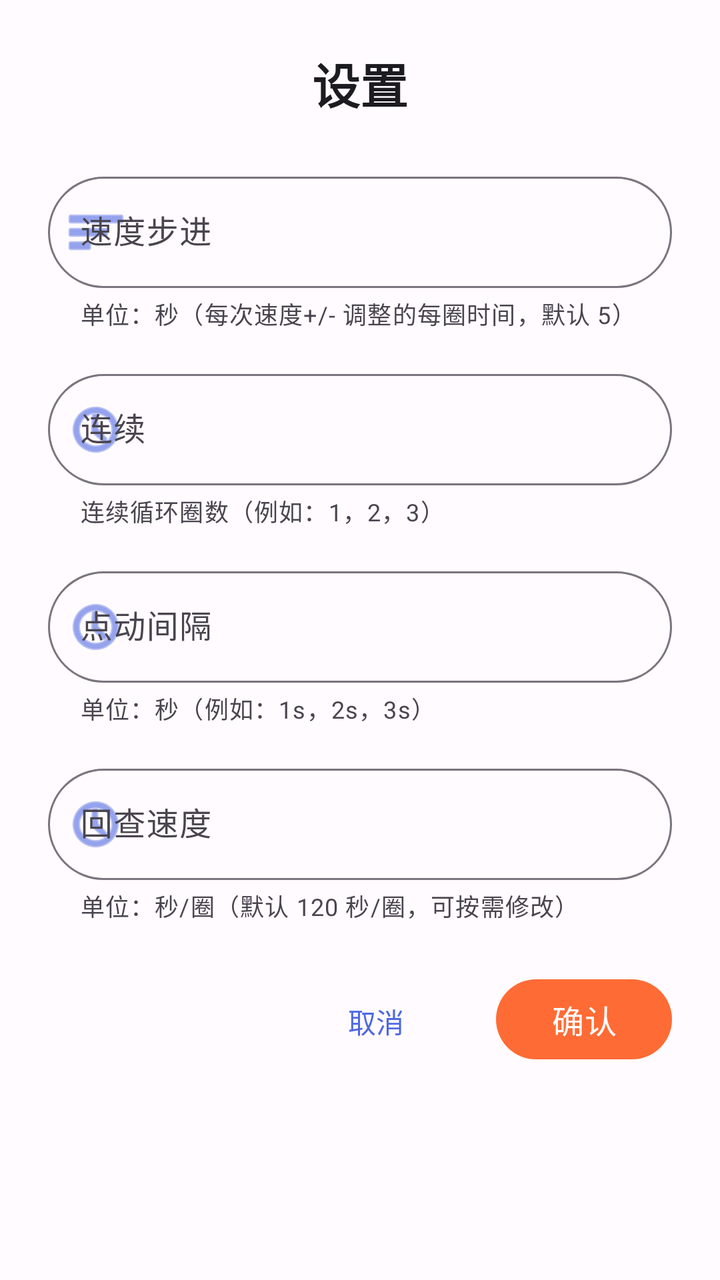
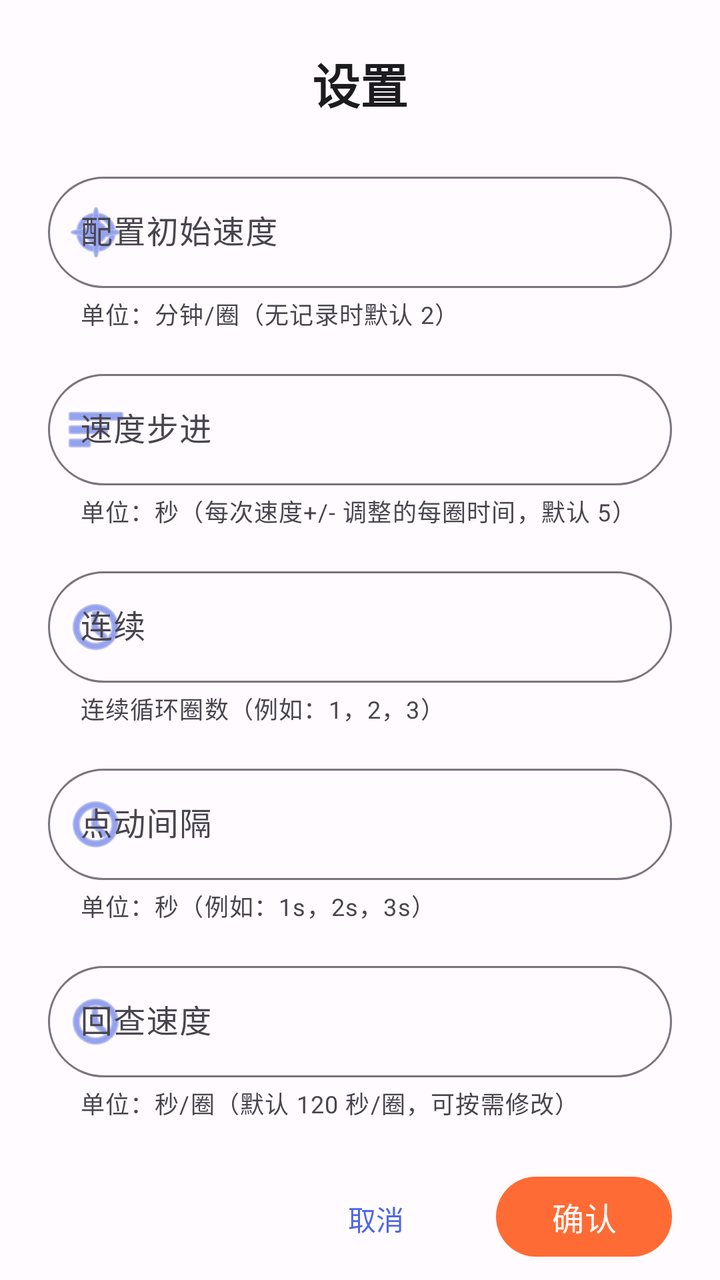

Two renders of the same Android screen: before a commit and after it. Below are the layout's source before the change and the commit's diff.
<!-- AndroidManifest.xml: another module's application theme Theme.DeviceControl -->
<!-- res/layout/dialog_settings.xml -->
<?xml version="1.0" encoding="utf-8"?>
<androidx.core.widget.NestedScrollView xmlns:android="http://schemas.android.com/apk/res/android"
    xmlns:app="http://schemas.android.com/apk/res-auto"
    android:layout_width="match_parent"
    android:layout_height="wrap_content"
    android:maxHeight="600dp"
    android:fillViewport="true"
    android:background="@color/surface">

<LinearLayout
    android:layout_width="match_parent"
    android:layout_height="wrap_content"
    android:orientation="vertical"
    android:padding="@dimen/dialog_padding">

    
    <TextView
        android:layout_width="match_parent"
        android:layout_height="wrap_content"
        android:text="@string/settings"
        android:textSize="24sp"
        android:textStyle="bold"
        android:textColor="@color/on_surface"
        android:fontFamily="sans-serif-medium"
        android:gravity="center"
        android:layout_marginBottom="@dimen/spacing_large" />

    
    <com.google.android.material.textfield.TextInputLayout
        android:id="@+id/tilSpeedStep"
        android:layout_width="match_parent"
        android:layout_height="wrap_content"
        android:layout_marginBottom="@dimen/spacing_medium"
        style="@style/Widget.Material3.TextInputLayout.OutlinedBox"
        android:hint="@string/speed_step"
        app:boxCornerRadiusTopStart="@dimen/button_corner_radius"
        app:boxCornerRadiusTopEnd="@dimen/button_corner_radius"
        app:boxCornerRadiusBottomStart="@dimen/button_corner_radius"
        app:boxCornerRadiusBottomEnd="@dimen/button_corner_radius"
        app:startIconDrawable="@android:drawable/ic_menu_sort_by_size"
        app:startIconTint="@color/primary"
        app:helperText="@string/speed_step_hint"
        app:helperTextEnabled="true">

        <com.google.android.material.textfield.TextInputEditText
            android:id="@+id/etSpeedStep"
            android:layout_width="match_parent"
            android:layout_height="wrap_content"
            android:inputType="numberDecimal|numberSigned"
            android:imeOptions="actionNext"
            android:minHeight="@dimen/button_height_compact" />
    </com.google.android.material.textfield.TextInputLayout>

    
    <com.google.android.material.textfield.TextInputLayout
        android:id="@+id/tilContinuousCycles"
        android:layout_width="match_parent"
        android:layout_height="wrap_content"
        android:layout_marginBottom="@dimen/spacing_medium"
        style="@style/Widget.Material3.TextInputLayout.OutlinedBox"
        android:hint="@string/continuous_cycles"
        app:boxCornerRadiusTopStart="@dimen/button_corner_radius"
        app:boxCornerRadiusTopEnd="@dimen/button_corner_radius"
        app:boxCornerRadiusBottomStart="@dimen/button_corner_radius"
        app:boxCornerRadiusBottomEnd="@dimen/button_corner_radius"
        app:startIconDrawable="@android:drawable/ic_menu_recent_history"
        app:startIconTint="@color/primary"
        app:helperText="@string/continuous_cycles_hint"
        app:helperTextEnabled="true">

        <com.google.android.material.textfield.TextInputEditText
            android:id="@+id/etContinuousCycles"
            android:layout_width="match_parent"
            android:layout_height="wrap_content"
            android:inputType="number"
            android:imeOptions="actionNext"
            android:minHeight="@dimen/button_height_compact" />
    </com.google.android.material.textfield.TextInputLayout>

    
    <com.google.android.material.textfield.TextInputLayout
        android:id="@+id/tilJogInterval"
        android:layout_width="match_parent"
        android:layout_height="wrap_content"
        android:layout_marginBottom="@dimen/spacing_medium"
        style="@style/Widget.Material3.TextInputLayout.OutlinedBox"
        android:hint="@string/jog_interval"
        app:boxCornerRadiusTopStart="@dimen/button_corner_radius"
        app:boxCornerRadiusTopEnd="@dimen/button_corner_radius"
        app:boxCornerRadiusBottomStart="@dimen/button_corner_radius"
        app:boxCornerRadiusBottomEnd="@dimen/button_corner_radius"
        app:startIconDrawable="@android:drawable/ic_menu_recent_history"
        app:startIconTint="@color/primary"
        app:helperText="@string/jog_interval_hint"
        app:helperTextEnabled="true">

        <com.google.android.material.textfield.TextInputEditText
            android:id="@+id/etJogInterval"
            android:layout_width="match_parent"
            android:layout_height="wrap_content"
            android:inputType="number"
            android:imeOptions="actionNext"
            android:minHeight="@dimen/button_height_compact" />
    </com.google.android.material.textfield.TextInputLayout>

    
    <com.google.android.material.textfield.TextInputLayout
        android:id="@+id/tilPlaybackSpeed"
        android:layout_width="match_parent"
        android:layout_height="wrap_content"
        android:layout_marginBottom="@dimen/spacing_large"
        style="@style/Widget.Material3.TextInputLayout.OutlinedBox"
        android:hint="@string/playback_speed"
        app:boxCornerRadiusTopStart="@dimen/button_corner_radius"
        app:boxCornerRadiusTopEnd="@dimen/button_corner_radius"
        app:boxCornerRadiusBottomStart="@dimen/button_corner_radius"
        app:boxCornerRadiusBottomEnd="@dimen/button_corner_radius"
        app:startIconDrawable="@android:drawable/ic_menu_recent_history"
        app:startIconTint="@color/primary"
        app:helperText="@string/playback_speed_hint"
        app:helperTextEnabled="true">

        <com.google.android.material.textfield.TextInputEditText
            android:id="@+id/etPlaybackSpeed"
            android:layout_width="match_parent"
            android:layout_height="wrap_content"
            android:inputType="numberDecimal|numberSigned"
            android:imeOptions="actionDone"
            android:minHeight="@dimen/button_height_compact" />
    </com.google.android.material.textfield.TextInputLayout>

    
    <LinearLayout
        android:layout_width="match_parent"
        android:layout_height="wrap_content"
        android:orientation="horizontal"
        android:gravity="end">

        <com.google.android.material.button.MaterialButton
            android:id="@+id/btnCancel"
            android:layout_width="wrap_content"
            android:layout_height="@dimen/button_height_compact"
            android:text="@string/cancel"
            style="@style/Widget.Material3.Button.TextButton"
            android:layout_marginEnd="@dimen/spacing_medium" />

        <com.google.android.material.button.MaterialButton
            android:id="@+id/btnConfirm"
            android:layout_width="wrap_content"
            android:layout_height="@dimen/button_height_compact"
            android:text="@string/confirm"
            android:visibility="visible"
            android:enabled="true"
            style="@style/AccentButton" />
    </LinearLayout>

</LinearLayout>
</androidx.core.widget.NestedScrollView>
<!-- resources referenced by this layout -->
<resources>
  <color name="on_surface">#1C1B1F</color>
  <color name="primary">#4E68E2</color>
  <color name="surface">#FFFBFE</color>
  <dimen name="button_corner_radius">28dp</dimen>
  <dimen name="button_height_compact">48dp</dimen>
  <dimen name="dialog_padding">24dp</dimen>
  <dimen name="spacing_large">24dp</dimen>
  <dimen name="spacing_medium">16dp</dimen>
  <string name="cancel">取消</string>
  <string name="confirm">确认</string>
  <string name="continuous_cycles">连续</string>
  <string name="continuous_cycles_hint">连续循环圈数（例如：1，2，3）</string>
  <string name="jog_interval">点动间隔</string>
  <string name="jog_interval_hint">单位：秒（例如：1s，2s，3s）</string>
  <string name="playback_speed">回查速度</string>
  <string name="playback_speed_hint">单位：秒/圈（默认 120 秒/圈，可按需修改）</string>
  <string name="settings">设置</string>
  <string name="speed_step">速度步进</string>
  <string name="speed_step_hint">单位：秒（每次速度+/- 调整的每圈时间，默认 5）</string>
  <style name="AccentButton" parent="PrimaryButton">
          <item name="backgroundTint">@color/accent_orange</item>
          <item name="android:textColor">@color/on_accent_orange</item>
      </style>
  <style name="PrimaryButton" parent="Widget.Material3.Button">
          <item name="android:layout_height">@dimen/button_height</item>
          <item name="android:minHeight">@dimen/button_height</item>
          <item name="cornerRadius">@dimen/button_corner_radius</item>
          <item name="android:textAllCaps">false</item>
          <item name="android:textSize">16sp</item>
          <item name="android:fontFamily">sans-serif-medium</item>
      </style>
  <color name="accent_orange">#FF6B35</color>
  <color name="on_accent_orange">#FFFFFF</color>
  <color name="on_primary">#FFFFFF</color>
  <color name="primary_container">#EADDFF</color>
  <color name="on_primary_container">#21005D</color>
  <color name="secondary">#625B71</color>
  <color name="on_secondary">#FFFFFF</color>
  <color name="secondary_container">#E8DEF8</color>
  <color name="on_secondary_container">#1D192B</color>
  <color name="tertiary">#7D5260</color>
  <color name="on_tertiary">#FFFFFF</color>
  <color name="tertiary_container">#FFD8E4</color>
  <color name="on_tertiary_container">#31111D</color>
  <color name="error">#BA1A1A</color>
  <color name="on_error">#FFFFFF</color>
  <color name="error_container">#FFDAD6</color>
  <color name="on_error_container">#410002</color>
  <color name="background">#FFFBFE</color>
  <color name="on_background">#1C1B1F</color>
  <color name="surface_variant">#E7E0EC</color>
  <color name="on_surface_variant">#49454F</color>
  <dimen name="button_height">56dp</dimen>
  <!-- unchanged entries left out for length: 1 -->
</resources>

<!-- the commit's change to res/layout/dialog_settings.xml (unified diff, before → after) -->
@@ -24,6 +24,32 @@
         android:fontFamily="sans-serif-medium"
         android:gravity="center"
         android:layout_marginBottom="@dimen/spacing_large" />
+
+    
+    <com.google.android.material.textfield.TextInputLayout
+        android:id="@+id/tilInitialSpeed"
+        android:layout_width="match_parent"
+        android:layout_height="wrap_content"
+        android:layout_marginBottom="@dimen/spacing_medium"
+        style="@style/Widget.Material3.TextInputLayout.OutlinedBox"
+        android:hint="@string/settings_initial_speed"
+        app:boxCornerRadiusTopStart="@dimen/button_corner_radius"
+        app:boxCornerRadiusTopEnd="@dimen/button_corner_radius"
+        app:boxCornerRadiusBottomStart="@dimen/button_corner_radius"
+        app:boxCornerRadiusBottomEnd="@dimen/button_corner_radius"
+        app:startIconDrawable="@android:drawable/ic_menu_compass"
+        app:startIconTint="@color/primary"
+        app:helperText="@string/settings_initial_speed_hint"
+        app:helperTextEnabled="true">
+
+        <com.google.android.material.textfield.TextInputEditText
+            android:id="@+id/etInitialSpeed"
+            android:layout_width="match_parent"
+            android:layout_height="wrap_content"
+            android:inputType="numberDecimal|numberSigned"
+            android:imeOptions="actionNext"
+            android:minHeight="@dimen/button_height_compact" />
+    </com.google.android.material.textfield.TextInputLayout>
 
     
     <com.google.android.material.textfield.TextInputLayout
<!-- resource entries referenced after the edit -->
@@ -17,6 +17,8 @@
   <string name="playback_speed">回查速度</string>
   <string name="playback_speed_hint">单位：秒/圈（默认 120 秒/圈，可按需修改）</string>
   <string name="settings">设置</string>
+  <string name="settings_initial_speed">配置初始速度</string>
+  <string name="settings_initial_speed_hint">单位：分钟/圈（无记录时默认 2）</string>
   <string name="speed_step">速度步进</string>
   <string name="speed_step_hint">单位：秒（每次速度+/- 调整的每圈时间，默认 5）</string>
   <style name="AccentButton" parent="PrimaryButton">
